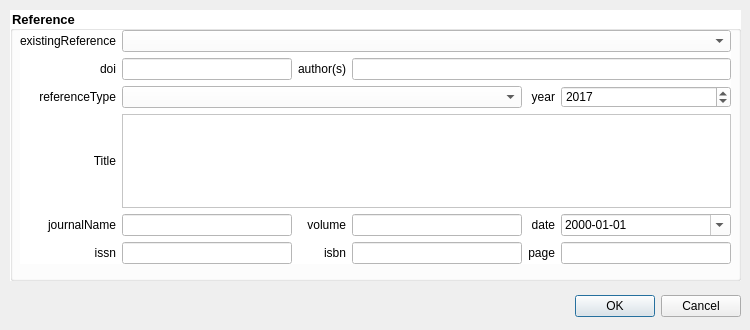
Qt form reference_dialog.ui (NINAnor/NOFAInsert) before a commit.
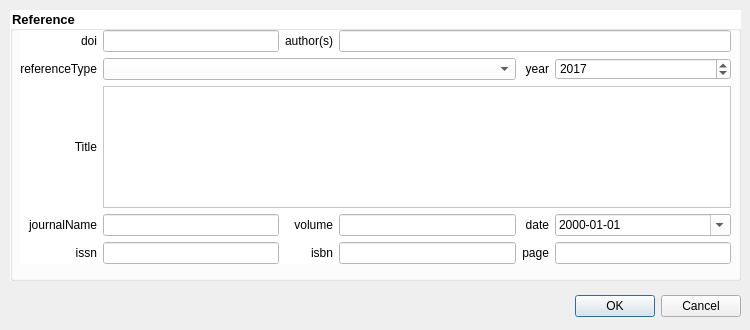
The same form after that commit.

Commit message: reference insert implemented - issues wth PK in reference table

The edit to the form file:
```diff
--- a/reference_dialog.ui
+++ b/reference_dialog.ui
@@ -61,20 +61,33 @@
      </rect>
     </property>
     <layout class="QGridLayout" name="gridLayout_3">
-     <item row="5" column="1">
+     <item row="1" column="1" colspan="3">
+      <widget class="QComboBox" name="referenceType"/>
+     </item>
+     <item row="0" column="2">
+      <widget class="QLabel" name="label_18">
+       <property name="text">
+        <string>author(s)</string>
+       </property>
+       <property name="alignment">
+        <set>Qt::AlignRight|Qt::AlignTrailing|Qt::AlignVCenter</set>
+       </property>
+      </widget>
+     </item>
+     <item row="1" column="4">
+      <widget class="QLabel" name="label_21">
+       <property name="text">
+        <string>year</string>
+       </property>
+       <property name="alignment">
+        <set>Qt::AlignRight|Qt::AlignTrailing|Qt::AlignVCenter</set>
+       </property>
+      </widget>
+     </item>
+     <item row="4" column="1">
       <widget class="QLineEdit" name="issn"/>
      </item>
-     <item row="5" column="0">
-      <widget class="QLabel" name="label_25">
-       <property name="text">
-        <string>issn</string>
-       </property>
-       <property name="alignment">
-        <set>Qt::AlignRight|Qt::AlignTrailing|Qt::AlignVCenter</set>
-       </property>
-      </widget>
-     </item>
-     <item row="4" column="0">
+     <item row="3" column="0">
       <widget class="QLabel" name="label_26">
        <property name="text">
         <string>journalName</string>
@@ -84,7 +97,17 @@
        </property>
       </widget>
      </item>
-     <item row="3" column="0">
+     <item row="4" column="0">
+      <widget class="QLabel" name="label_25">
+       <property name="text">
+        <string>issn</string>
+       </property>
+       <property name="alignment">
+        <set>Qt::AlignRight|Qt::AlignTrailing|Qt::AlignVCenter</set>
+       </property>
+      </widget>
+     </item>
+     <item row="2" column="0">
       <widget class="QLabel" name="label_19">
        <property name="text">
         <string>Title</string>
@@ -95,16 +118,6 @@
       </widget>
      </item>
      <item row="4" column="4">
-      <widget class="QLabel" name="label_41">
-       <property name="text">
-        <string>date</string>
-       </property>
-       <property name="alignment">
-        <set>Qt::AlignRight|Qt::AlignTrailing|Qt::AlignVCenter</set>
-       </property>
-      </widget>
-     </item>
-     <item row="5" column="4">
       <widget class="QLabel" name="label_39">
        <property name="text">
         <string>page</string>
@@ -114,7 +127,20 @@
        </property>
       </widget>
      </item>
-     <item row="4" column="2">
+     <item row="3" column="4">
+      <widget class="QLabel" name="label_41">
+       <property name="text">
+        <string>date</string>
+       </property>
+       <property name="alignment">
+        <set>Qt::AlignRight|Qt::AlignTrailing|Qt::AlignVCenter</set>
+       </property>
+      </widget>
+     </item>
+     <item row="3" column="1">
+      <widget class="QLineEdit" name="journalName"/>
+     </item>
+     <item row="3" column="2">
       <widget class="QLabel" name="label_38">
        <property name="text">
         <string>volume</string>
@@ -124,7 +150,7 @@
        </property>
       </widget>
      </item>
-     <item row="5" column="2">
+     <item row="4" column="2">
       <widget class="QLabel" name="label_24">
        <property name="text">
         <string>isbn</string>
@@ -134,19 +160,10 @@
        </property>
       </widget>
      </item>
-     <item row="4" column="1">
-      <widget class="QLineEdit" name="journalName"/>
-     </item>
-     <item row="5" column="3">
-      <widget class="QLineEdit" name="isbn"/>
-     </item>
      <item row="4" column="3">
-      <widget class="QLineEdit" name="volume"/>
+      <widget class="QLineEdit" name="isbn"/>
      </item>
-     <item row="5" column="5">
-      <widget class="QLineEdit" name="page"/>
-     </item>
-     <item row="4" column="5">
+     <item row="3" column="5">
       <widget class="QDateEdit" name="date">
        <property name="time">
         <time>
@@ -163,20 +180,16 @@
        </property>
       </widget>
      </item>
+     <item row="4" column="5">
+      <widget class="QLineEdit" name="page"/>
+     </item>
+     <item row="3" column="3">
+      <widget class="QLineEdit" name="volume"/>
+     </item>
+     <item row="0" column="1">
+      <widget class="QLineEdit" name="doi"/>
+     </item>
      <item row="0" column="0">
-      <widget class="QLabel" name="label_20">
-       <property name="text">
-        <string>existingReference</string>
-       </property>
-       <property name="alignment">
-        <set>Qt::AlignRight|Qt::AlignTrailing|Qt::AlignVCenter</set>
-       </property>
-      </widget>
-     </item>
-     <item row="0" column="1" colspan="5">
-      <widget class="QComboBox" name="existingReference"/>
-     </item>
-     <item row="1" column="0">
       <widget class="QLabel" name="label_40">
        <property name="text">
         <string>doi</string>
@@ -186,20 +199,7 @@
        </property>
       </widget>
      </item>
-     <item row="1" column="1">
-      <widget class="QLineEdit" name="doi"/>
-     </item>
-     <item row="2" column="0">
-      <widget class="QLabel" name="label_37">
-       <property name="text">
-        <string>referenceType</string>
-       </property>
-       <property name="alignment">
-        <set>Qt::AlignRight|Qt::AlignTrailing|Qt::AlignVCenter</set>
-       </property>
-      </widget>
-     </item>
-     <item row="2" column="5">
+     <item row="1" column="5">
       <widget class="QDateEdit" name="year">
        <property name="displayFormat">
         <string>yyyy</string>
@@ -213,33 +213,20 @@
        </property>
       </widget>
      </item>
-     <item row="2" column="4">
-      <widget class="QLabel" name="label_21">
+     <item row="1" column="0">
+      <widget class="QLabel" name="label_37">
        <property name="text">
-        <string>year</string>
+        <string>referenceType</string>
        </property>
        <property name="alignment">
         <set>Qt::AlignRight|Qt::AlignTrailing|Qt::AlignVCenter</set>
        </property>
       </widget>
      </item>
-     <item row="2" column="1" colspan="3">
-      <widget class="QComboBox" name="referenceType"/>
-     </item>
-     <item row="1" column="2">
-      <widget class="QLabel" name="label_18">
-       <property name="text">
-        <string>author(s)</string>
-       </property>
-       <property name="alignment">
-        <set>Qt::AlignRight|Qt::AlignTrailing|Qt::AlignVCenter</set>
-       </property>
-      </widget>
-     </item>
-     <item row="1" column="3" colspan="3">
+     <item row="0" column="3" colspan="3">
       <widget class="QLineEdit" name="author"/>
      </item>
-     <item row="3" column="1" colspan="5">
+     <item row="2" column="1" colspan="5">
       <widget class="QPlainTextEdit" name="title"/>
      </item>
     </layout>
```
Left out of the diff: 8 changed lines with no effect on the pictures. The commit also changes 2 other files.
